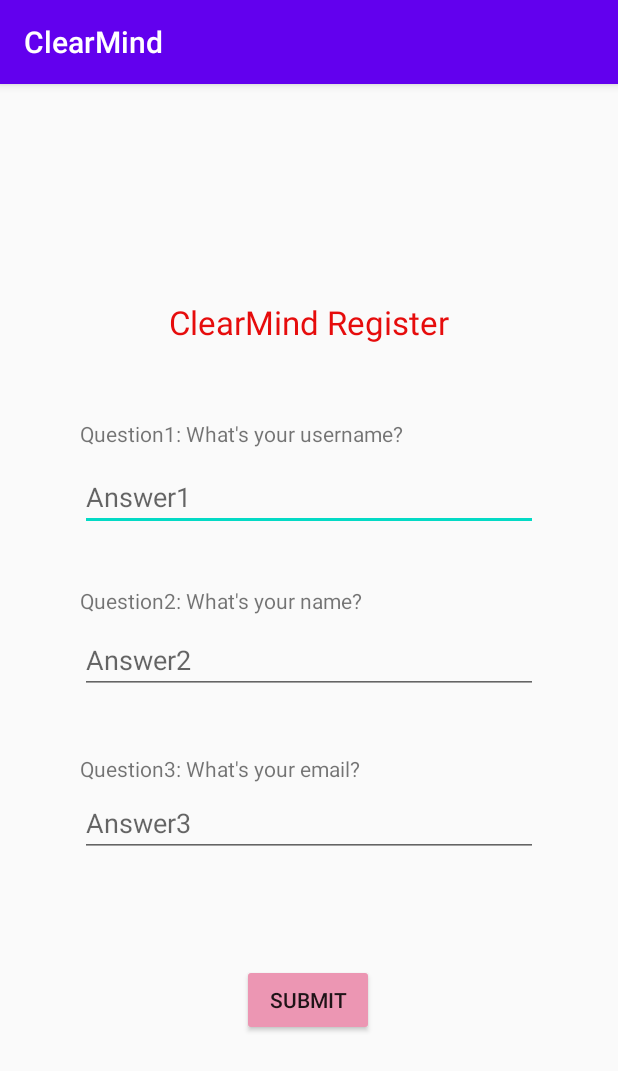
After one commit to yujiaen1999/ClearMind, an Android app: the RegisterActivity screen opened directly, with no data from a screen before it, on a phone screen of 412 x 824 dp. The commit adds this screen. Shown: the top 1071 px of the screen. Run offline under Robolectric (Android 15) with nearby library versions, the phone set to English and light mode, and no system bars; our stand-ins replace Firebase (no records; nobody signed in at launch, a user with empty details on screens opened directly).

Commit message:
update first version of register function

```diff
--- a/app/src/main/AndroidManifest.xml
+++ b/app/src/main/AndroidManifest.xml
@@ -1,6 +1,6 @@
 <?xml version="1.0" encoding="utf-8"?>
 <manifest xmlns:android="http://schemas.android.com/apk/res/android"
-    package="com.example.clearmind" >
+    package="com.example.clearmind">
 
     <application
         android:allowBackup="true"
@@ -8,7 +8,10 @@
         android:label="@string/app_name"
         android:roundIcon="@mipmap/ic_launcher_round"
         android:supportsRtl="true"
-        android:theme="@style/Theme.ClearMind" >
+        android:theme="@style/Theme.ClearMind">
+        <activity
+            android:name=".RegisterActivity"
+            android:exported="true" />
         <activity
             android:name=".LoginPageActivity"
             android:exported="true" />
@@ -17,17 +20,17 @@
             android:exported="true" />
         <activity
             android:name=".MainActivity"
-            android:exported="true" >
+            android:exported="true">
             <intent-filter>
                 <action android:name="android.intent.action.MAIN" />
+
                 <category android:name="android.intent.category.LAUNCHER" />
             </intent-filter>
         </activity>
         <activity
             android:name=".ChangePasswordActivity"
             android:exported="true"
-            android:parentActivityName=".LoginPageActivity" >
-        </activity>
+            android:parentActivityName=".LoginPageActivity"></activity>
     </application>
 
 </manifest>
--- a/app/src/main/java/com/example/clearmind/MainActivity.java
+++ b/app/src/main/java/com/example/clearmind/MainActivity.java
@@ -16,6 +16,7 @@ public class MainActivity extends AppCompatActivity {
 //    private DatabaseReference db;
 //    private String username;  //TODO: needs to save the data before enter next activity
     private Button button_to_login;
+    private Button button_to_register;
 
     @Override
     protected void onCreate(Bundle savedInstanceState) {
@@ -30,16 +31,31 @@ public class MainActivity extends AppCompatActivity {
 //            Log.d("save_username", "onRestoreCreate");
 //        }
         button_to_login = (Button) findViewById(R.id.button);
+        button_to_register = (Button) findViewById(R.id.button2);
+
         button_to_login.setOnClickListener(new View.OnClickListener() {
             @Override
             public void onClick(View v){
                 openLoginActivity();
             }
         });
+
+        // click register button
+        button_to_register.setOnClickListener(new View.OnClickListener() {
+            @Override
+            public void onClick(View v){
+                openRegisterActivity();
+            }
+        });
     }
 
     public void openLoginActivity(){
         Intent intent = new Intent(this,LoginActivity.class);
+        startActivity(intent);
+    }
+
+    public void openRegisterActivity(){
+        Intent intent = new Intent(this,RegisterActivity.class);
         startActivity(intent);
     }
 
--- /dev/null
+++ b/app/src/main/java/com/example/clearmind/RegisterActivity.java
@@ -0,0 +1,76 @@
+package com.example.clearmind;
+
+import android.os.Bundle;
+import android.view.View;
+import android.widget.Button;
+import android.widget.EditText;
+import android.widget.Toast;
+
+import androidx.appcompat.app.AppCompatActivity;
+
+import com.google.firebase.database.DatabaseReference;
+import com.google.firebase.database.FirebaseDatabase;
+
+import java.util.HashMap;
+
+public class RegisterActivity extends AppCompatActivity {
+
+    private DatabaseReference db;
+
+    private EditText username;
+    private EditText name;
+    private EditText email;
+    private Button submit;
+
+    @Override
+    protected void onCreate(Bundle savedInstanceState) {
+        super.onCreate(savedInstanceState);
+        setContentView(R.layout.activity_register);
+//        this.usernameInput = (EditText)(findViewById(R.id.username_input));
+//        this.passwordInput = (EditText)(findViewById(R.id.password_input));
+//        this.db = FirebaseDatabase.getInstance().getReference(); //get a reference of database
+//        login = findViewById(R.id.entry_button);
+
+        this.db = FirebaseDatabase.getInstance().getReference();
+        username = findViewById(R.id.answer1);
+        name = findViewById(R.id.answer2);
+        email = findViewById(R.id.answer3);
+
+        submit = findViewById(R.id.submit_button);
+
+        submit.setOnClickListener(new View.OnClickListener() {
+            @Override
+            public void onClick(View view) {
+                String txt_username = username.getText().toString();
+                String txt_name = name.getText().toString();
+                String txt_email = email.getText().toString();
+
+                if (txt_username.isEmpty() || txt_name.isEmpty() || txt_email.isEmpty()){
+                    Toast.makeText(RegisterActivity.this,  "Empty input", Toast.LENGTH_SHORT).show();
+                } else {
+                    HashMap<String, Object> map = new HashMap<>();
+                    map.put("username", txt_username);
+                    map.put("name", txt_name);
+                    map.put("email", txt_email);
+
+                    register(txt_username, map);
+                    Toast.makeText(RegisterActivity.this,  "Register successful", Toast.LENGTH_SHORT).show();
+                }
+            }
+        });
+
+
+//        this.db = FirebaseDatabase.getInstance().getReference();
+//        HashMap<String, Object> map = new HashMap<>();
+//        map.put("name", "Jiaen");
+//        map.put("username", "jiaen");
+//        map.put("question3", "yes");
+//        map.put("question4", "answer4");
+//
+//        this.db.child("register").child("jiaen").setValue(map);
+    }
+
+    private void register(String username, HashMap<String, Object> map) {
+        this.db.child("register").child(username).setValue(map);
+    }
+}
--- /dev/null
+++ b/app/src/main/res/layout/activity_register.xml
@@ -0,0 +1,127 @@
+<?xml version="1.0" encoding="utf-8"?>
+<androidx.constraintlayout.widget.ConstraintLayout xmlns:android="http://schemas.android.com/apk/res/android"
+    xmlns:tools="http://schemas.android.com/tools"
+    xmlns:app="http://schemas.android.com/apk/res-auto"
+    android:layout_width="match_parent"
+    android:layout_height="match_parent">
+
+    <TextView
+        android:id="@+id/welcome_title"
+        android:layout_width="390dp"
+        android:layout_height="48dp"
+        android:text="ClearMind Register"
+        android:textAlignment="center"
+        android:textAppearance="@style/TextAppearance.AppCompat.Large"
+        android:textColor="#E60C0C"
+        app:layout_constraintBottom_toBottomOf="parent"
+        app:layout_constraintEnd_toEndOf="parent"
+        app:layout_constraintStart_toStartOf="parent"
+        app:layout_constraintTop_toTopOf="parent"
+        app:layout_constraintVertical_bias="0.200" />
+
+    <TextView
+        android:id="@+id/question1"
+        android:layout_width="305dp"
+        android:layout_height="24dp"
+        android:text="Question1: What's your username?"
+        tools:layout_editor_absoluteX="106dp"
+        tools:layout_editor_absoluteY="209dp"
+        tools:ignore="DuplicateIds,MissingConstraints"
+        app:layout_constraintBottom_toBottomOf="parent"
+        app:layout_constraintEnd_toEndOf="parent"
+        app:layout_constraintStart_toStartOf="parent"
+        app:layout_constraintTop_toTopOf="parent"
+        app:layout_constraintVertical_bias="0.300" />
+
+    <EditText
+        android:id="@+id/answer1"
+        android:layout_width="305dp"
+        android:layout_height="wrap_content"
+        android:ems="10"
+        android:gravity="start|top"
+        android:hint="Answer1"
+        android:inputType="textMultiLine"
+        tools:ignore="MissingConstraints"
+        tools:layout_editor_absoluteX="106dp"
+        tools:layout_editor_absoluteY="233dp"
+        app:layout_constraintBottom_toBottomOf="parent"
+        app:layout_constraintEnd_toEndOf="parent"
+        app:layout_constraintStart_toStartOf="parent"
+        app:layout_constraintTop_toTopOf="parent"
+        app:layout_constraintVertical_bias="0.350" />
+
+    <TextView
+        android:id="@+id/question2"
+        android:layout_width="305dp"
+        android:layout_height="24dp"
+        android:text="Question2: What's your name?"
+        tools:ignore="MissingConstraints"
+        tools:layout_editor_absoluteX="106dp"
+        tools:layout_editor_absoluteY="319dp"
+        app:layout_constraintBottom_toBottomOf="parent"
+        app:layout_constraintEnd_toEndOf="parent"
+        app:layout_constraintStart_toStartOf="parent"
+        app:layout_constraintTop_toTopOf="parent"
+        app:layout_constraintVertical_bias="0.450" />
+
+    <EditText
+        android:id="@+id/answer2"
+        android:layout_width="305dp"
+        android:layout_height="wrap_content"
+        android:ems="10"
+        android:gravity="start|top"
+        android:hint="Answer2"
+        android:inputType="textMultiLine"
+        tools:ignore="MissingConstraints"
+        tools:layout_editor_absoluteX="106dp"
+        tools:layout_editor_absoluteY="343dp"
+        app:layout_constraintBottom_toBottomOf="parent"
+        app:layout_constraintEnd_toEndOf="parent"
+        app:layout_constraintStart_toStartOf="parent"
+        app:layout_constraintTop_toTopOf="parent"
+        app:layout_constraintVertical_bias="0.500" />
+
+    <TextView
+        android:id="@+id/question3"
+        android:layout_width="305dp"
+        android:layout_height="24dp"
+        android:text="Question3: What's your email?"
+        app:layout_constraintBottom_toBottomOf="parent"
+        app:layout_constraintEnd_toEndOf="parent"
+        app:layout_constraintStart_toStartOf="parent"
+        app:layout_constraintTop_toTopOf="parent"
+        app:layout_constraintVertical_bias="0.600"
+        tools:ignore="MissingConstraints" />
+
+    <EditText
+        android:id="@+id/answer3"
+        android:layout_width="305dp"
+        android:layout_height="wrap_content"
+        android:ems="10"
+        android:gravity="start|top"
+        android:hint="Answer3"
+        android:inputType="textMultiLine"
+        tools:ignore="MissingConstraints"
+        tools:layout_editor_absoluteX="107dp"
+        tools:layout_editor_absoluteY="458dp"
+        app:layout_constraintBottom_toBottomOf="parent"
+        app:layout_constraintEnd_toEndOf="parent"
+        app:layout_constraintStart_toStartOf="parent"
+        app:layout_constraintTop_toTopOf="parent"
+        app:layout_constraintVertical_bias="0.650" />
+
+    <Button
+        android:id="@+id/submit_button"
+        android:layout_width="wrap_content"
+        android:layout_height="wrap_content"
+        android:onClick="openMain"
+        android:text="Submit"
+        app:backgroundTint="#EC96B3"
+        app:layout_constraintBottom_toBottomOf="parent"
+        app:layout_constraintEnd_toEndOf="parent"
+        app:layout_constraintHorizontal_bias="0.498"
+        app:layout_constraintStart_toStartOf="parent"
+        app:layout_constraintTop_toTopOf="parent"
+        app:layout_constraintVertical_bias="0.815" />
+
+</androidx.constraintlayout.widget.ConstraintLayout>
--- a/app/src/main/res/values/strings.xml
+++ b/app/src/main/res/values/strings.xml
@@ -9,4 +9,5 @@
 
     <string name="hello_first_fragment">Hello first fragment</string>
     <string name="hello_second_fragment">Hello second fragment. Arg: %1$s</string>
+    <string name="title_activity_register">RegisterActivity</string>
 </resources>
--- a/app/src/main/res/values/themes.xml
+++ b/app/src/main/res/values/themes.xml
@@ -7,10 +7,13 @@
         <item name="colorAccent">@color/teal_200</item>
         <!-- Customize your theme here. -->
     </style>
+
     <style name="Theme.ClearMind.NoActionBar">
         <item name="windowActionBar">false</item>
         <item name="windowNoTitle">true</item>
     </style>
+
     <style name="Theme.ClearMind.AppBarOverlay" parent="ThemeOverlay.AppCompat.Dark.ActionBar" />
+
     <style name="Theme.ClearMind.PopupOverlay" parent="ThemeOverlay.AppCompat.Light" />
 </resources>
--- a/build.gradle
+++ b/build.gradle
@@ -7,6 +7,7 @@ buildscript {
     dependencies {
         classpath "com.android.tools.build:gradle:7.0.3"
         classpath 'com.google.gms:google-services:4.3.15'
+        classpath 'org.jetbrains.kotlin:kotlin-gradle-plugin:1.7.20'
 
 
         // NOTE: Do not place your application dependencies here; they belong
```
Also changed, not shown: app/build.gradle (+27 -0 lines).
